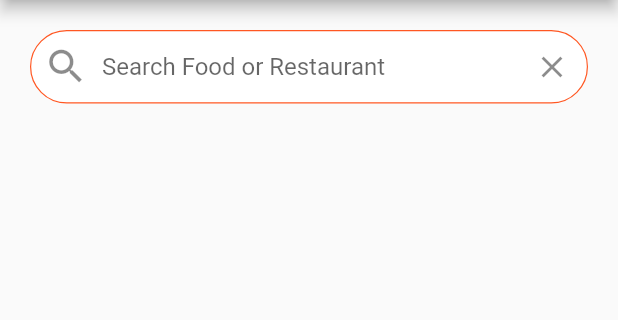
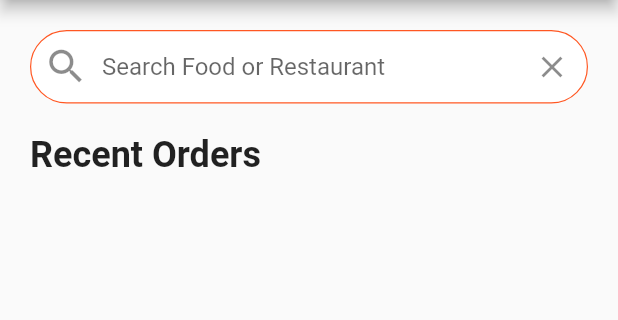
Before and after one commit to eslamyounis1/Flutter_Food_Delivery_App_UI, a Flutter app: the screen it shows after launch, on a phone screen of 412 x 824 dp, the part 84-404 px from its top. Run offline on Flutter 3.47's test engine with Material 2 defaults, Android fonts, the phone set to English and light mode, and no system bars.

Commit message:
change_commit

```diff
--- a/lib/screens/home_screen.dart
+++ b/lib/screens/home_screen.dart
@@ -1,6 +1,8 @@
 import 'package:flutter/cupertino.dart';
 import 'package:flutter/material.dart';
 import 'package:flutter_food_delivery_ui/data/data.dart';
+
+import '../widgets/recent_orders.dart';
 
 class HomeScreen extends StatefulWidget {
   const HomeScreen({Key? key}) : super(key: key);
@@ -73,6 +75,7 @@ class _HomeScreenState extends State<HomeScreen> {
                   )),
             ),
           ),
+          RecentOrders(),
         ],
       ),
     );
--- a/lib/widgets/recent_orders.dart
+++ b/lib/widgets/recent_orders.dart
@@ -0,0 +1,27 @@
+import 'package:flutter/cupertino.dart';
+
+class RecentOrders extends StatelessWidget {
+  const RecentOrders({Key? key}) : super(key: key);
+
+  @override
+  Widget build(BuildContext context) {
+    return Column(
+      crossAxisAlignment: CrossAxisAlignment.start,
+      children: const [
+        Padding(
+          padding: EdgeInsets.symmetric(
+            horizontal: 20.0,
+          ),
+          child: Text(
+            'Recent Orders',
+            style: TextStyle(
+              fontSize: 24.0,
+              fontWeight: FontWeight.w600,
+            ),
+          ),
+        ),
+
+      ],
+    );
+  }
+}
```
